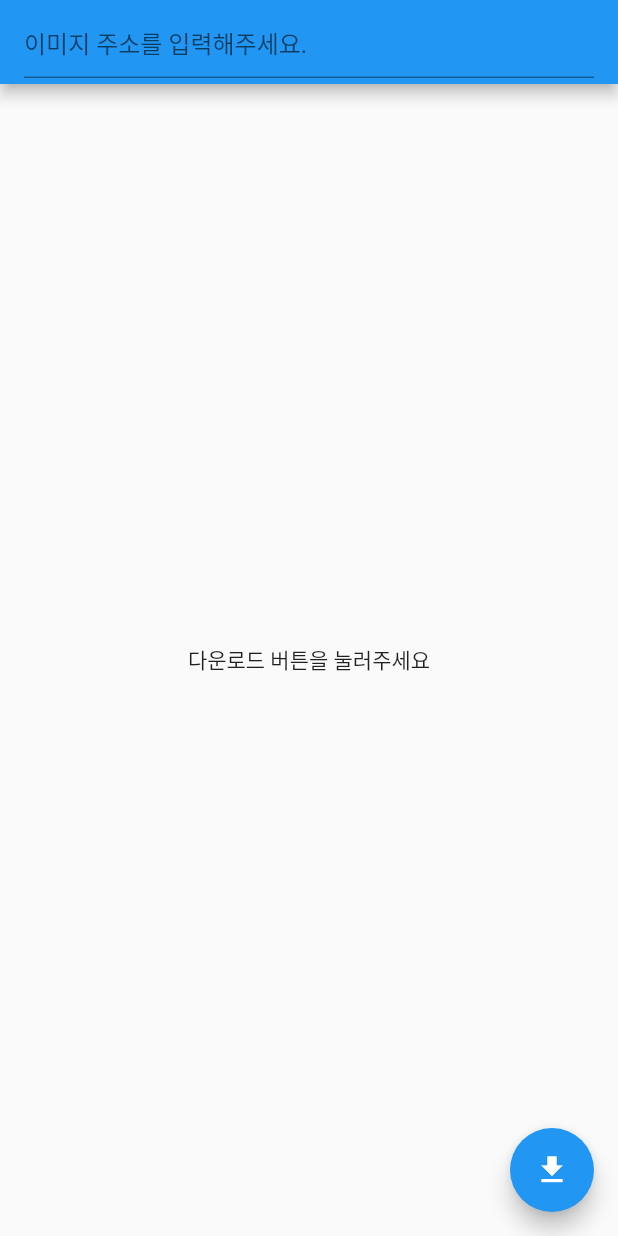
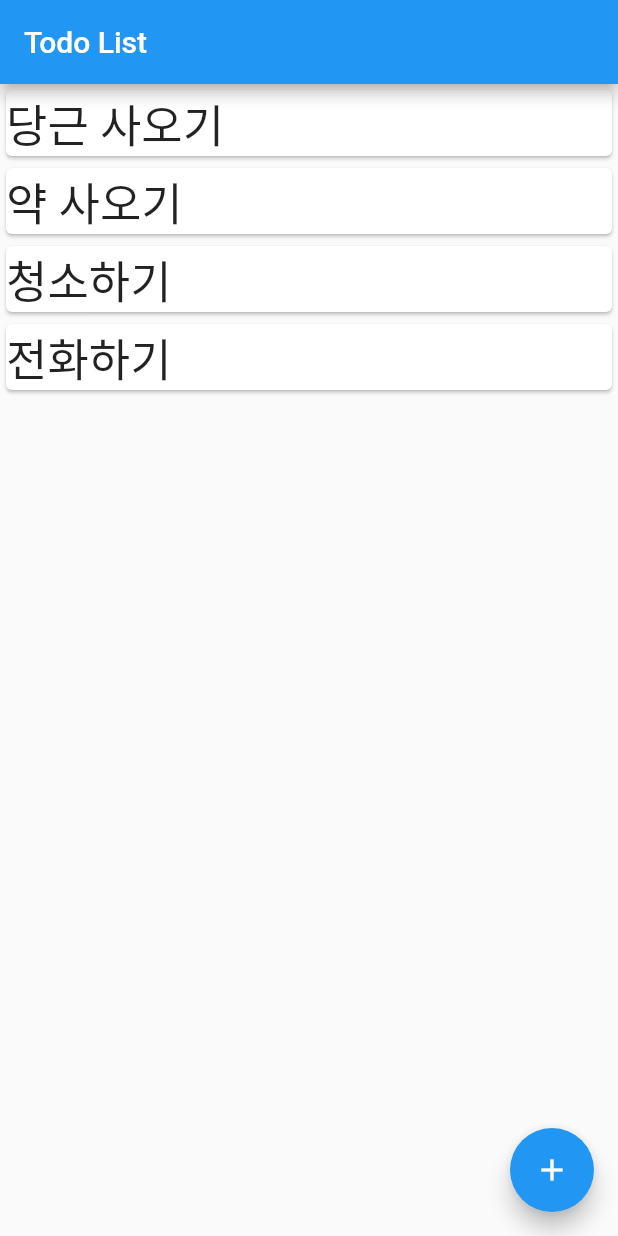
Before and after one commit to yjyoon-dev/flutter-app-example, a Flutter app: the screen it shows after launch, on a phone screen of 412 x 824 dp. Run offline on Flutter 3.47's test engine with Material 2 defaults, Android fonts, the phone set to English and light mode, and no system bars; our stand-ins replace dio.

Commit message:
네비게이션을 이용한 TODO리스트 제작

```diff
--- a/lib/main.dart
+++ b/lib/main.dart
@@ -4,6 +4,7 @@ import 'calculator.dart';
 import 'tabbar.dart';
 import 'httpAPI.dart';
 import 'largeFileDown.dart';
+import 'todo.dart';
 
 void main() {
   runApp(MyApp());
@@ -13,12 +14,11 @@ class MyApp extends StatelessWidget {
   @override
   Widget build(BuildContext context) {
     return MaterialApp(
-      title: 'Material Flutter App',
-      theme: ThemeData(
-        primarySwatch: Colors.blue,
-      ),
-      home: LargeFileDown(),
-    );
+        title: 'Material Flutter App',
+        theme: ThemeData(
+          primarySwatch: Colors.blue,
+        ),
+        home: Todo());
   }
 }
 
--- /dev/null
+++ b/lib/todo.dart
@@ -0,0 +1,20 @@
+import 'package:flutter/material.dart';
+import 'package:flutter_app_example/todoThirdDetail.dart';
+import 'todoSubDetail.dart';
+import 'todoSecondDetail.dart';
+
+class Todo extends StatefulWidget {
+  @override
+  State<StatefulWidget> createState() => _Todo();
+}
+
+class _Todo extends State<Todo> {
+  @override
+  Widget build(BuildContext context) {
+    return MaterialApp(title: 'Todo', initialRoute: '/', routes: {
+      '/': (context) => TodoSubDetail(),
+      '/second': (context) => TodoSecondDetail(),
+      '/third': (context) => TodoThirdDetail()
+    });
+  }
+}
--- /dev/null
+++ b/lib/todoSubDetail.dart
@@ -0,0 +1,58 @@
+import 'package:flutter/material.dart';
+
+class TodoSubDetail extends StatefulWidget {
+  @override
+  State<StatefulWidget> createState() => _TodoSubDetail();
+}
+
+class _TodoSubDetail extends State<TodoSubDetail> {
+  List<String> todoList = new List();
+
+  @override
+  void initState() {
+    super.initState();
+    todoList.add('당근 사오기');
+    todoList.add('약 사오기');
+    todoList.add('청소하기');
+    todoList.add('전화하기');
+  }
+
+  @override
+  Widget build(BuildContext context) {
+    return Scaffold(
+      appBar: AppBar(
+        title: Text('Todo List'),
+      ),
+      body: ListView.builder(
+        itemBuilder: (context, index) {
+          return Card(
+            child: InkWell(
+              child: Text(
+                todoList[index],
+                style: TextStyle(fontSize: 30),
+              ),
+              onTap: () {
+                Navigator.of(context)
+                    .pushNamed('/third', arguments: todoList[index]);
+              },
+            ),
+          );
+        },
+        itemCount: todoList.length,
+      ),
+      floatingActionButton: FloatingActionButton(
+        onPressed: () {
+          _addNavigation(context);
+        },
+        child: Icon(Icons.add),
+      ),
+    );
+  }
+
+  void _addNavigation(BuildContext context) async {
+    final result = await Navigator.of(context).pushNamed('/second');
+    setState(() {
+      todoList.add(result);
+    });
+  }
+}
```
Also changed, not shown: lib/todoSecondDetail.dart (added, +35 -0 lines), lib/todoThirdDetail.dart (added, +24 -0 lines).
